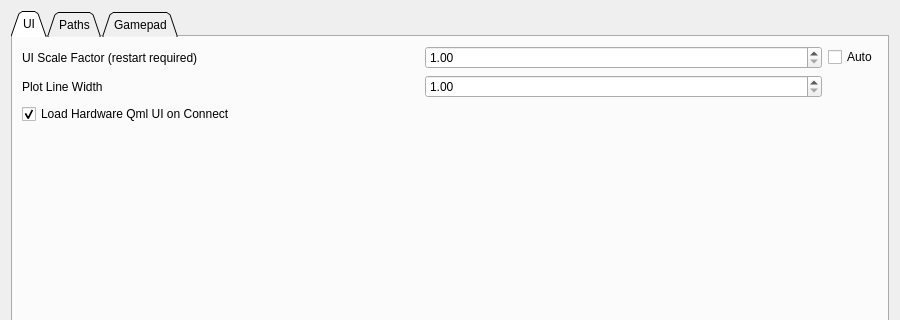
Above: pages/pagesettings.ui from vedderb/vesc_tool before the change; both pictures show x 0 to 900 and y 0 to 320 of the 900 by 551 pixel window. Below: the same form after it.
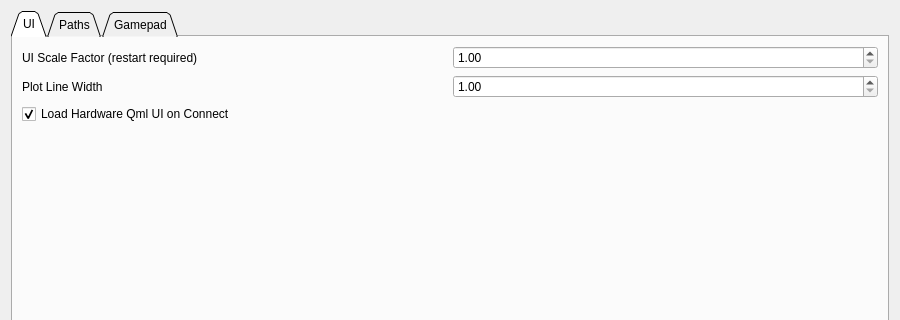
That is the form after the change. Icons and pictures are not drawn. Custom widgets are drawn as their Qt base class.

```diff
--- a/pages/pagesettings.ui
+++ b/pages/pagesettings.ui
@@ -29,7 +29,7 @@
       <layout class="QVBoxLayout" name="verticalLayout">
        <item>
         <layout class="QGridLayout" name="gridLayout_41">
-         <item row="2" column="0">
+         <item row="1" column="0">
           <widget class="QLabel" name="label_61">
            <property name="maximumSize">
             <size>
@@ -42,7 +42,7 @@
            </property>
           </widget>
          </item>
-         <item row="1" column="1">
+         <item row="0" column="1">
           <widget class="QDoubleSpinBox" name="uiScaleBox">
            <property name="toolTip">
             <string>&lt;html&gt;&lt;head/&gt;&lt;body&gt;&lt;p&gt;Scale the user intefrace with this factor. Useful for high resolution monitors. VESC Tool must be restarted for this setting to take effect.&lt;/p&gt;&lt;/body&gt;&lt;/html&gt;</string>
@@ -58,7 +58,20 @@
            </property>
           </widget>
          </item>
-         <item row="2" column="1">
+         <item row="0" column="0">
+          <widget class="QLabel" name="label">
+           <property name="maximumSize">
+            <size>
+             <width>16777215</width>
+             <height>16777215</height>
+            </size>
+           </property>
+           <property name="text">
+            <string>UI Scale Factor (restart required)</string>
+           </property>
+          </widget>
+         </item>
+         <item row="1" column="1">
           <widget class="QDoubleSpinBox" name="uiPlotWidthBox">
            <property name="toolTip">
             <string>&lt;html&gt;&lt;head/&gt;&lt;body&gt;&lt;p&gt;Line thickness for the graphs in plots.&lt;/p&gt;&lt;/body&gt;&lt;/html&gt;</string>
@@ -74,36 +87,7 @@
            </property>
           </widget>
          </item>
-         <item row="1" column="2">
-          <widget class="QCheckBox" name="uiAutoScaleBox">
-           <property name="sizePolicy">
-            <sizepolicy hsizetype="Fixed" vsizetype="Fixed">
-             <horstretch>0</horstretch>
-             <verstretch>0</verstretch>
-            </sizepolicy>
-           </property>
-           <property name="toolTip">
-            <string>&lt;html&gt;&lt;head/&gt;&lt;body&gt;&lt;p&gt;Try to determine the scaling factor automatically from the screen resolution and the system font settings. VESC Tool must be restarted for this setting to take effect.&lt;/p&gt;&lt;/body&gt;&lt;/html&gt;</string>
-           </property>
-           <property name="text">
-            <string>Auto</string>
-           </property>
-          </widget>
-         </item>
-         <item row="1" column="0">
-          <widget class="QLabel" name="label">
-           <property name="maximumSize">
-            <size>
-             <width>16777215</width>
-             <height>16777215</height>
-            </size>
-           </property>
-           <property name="text">
-            <string>UI Scale Factor (restart required)</string>
-           </property>
-          </widget>
-         </item>
-         <item row="3" column="0">
+         <item row="2" column="0">
           <widget class="QCheckBox" name="loadQmlUiConnectBox">
            <property name="text">
             <string>Load Hardware Qml UI on Connect</string>
```
